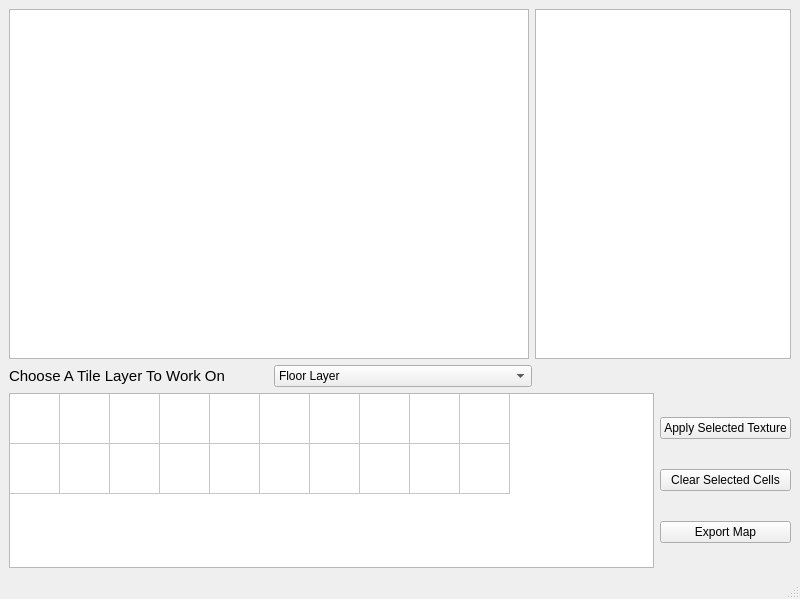
The window that Attempt 2/LevelDeveloper/mainwindow.ui (EoinAbbey-Maher/MainProject) describes before a commit, drawn with Qt 5.
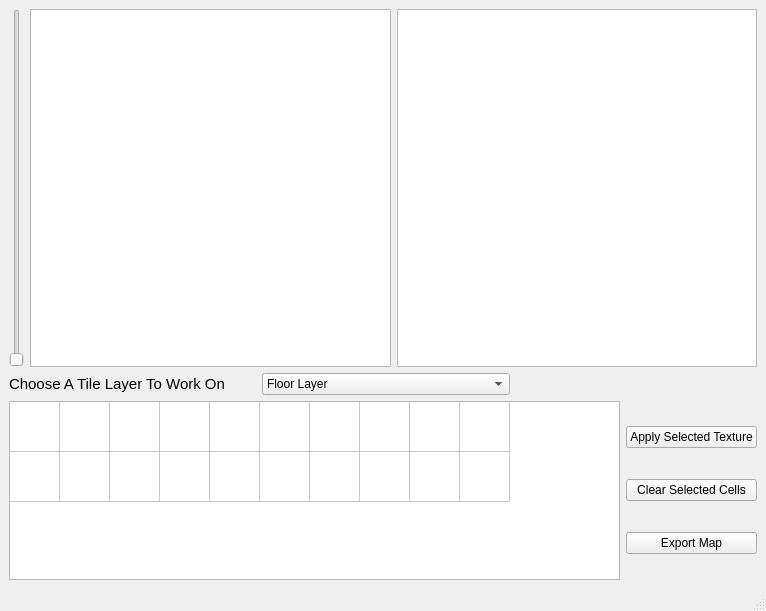
The same window after the commit.

The edit to the form file:
```diff
--- a/Attempt 2/LevelDeveloper/mainwindow.ui
+++ b/Attempt 2/LevelDeveloper/mainwindow.ui
@@ -9,8 +9,8 @@
    <rect>
     <x>0</x>
     <y>0</y>
-    <width>800</width>
-    <height>599</height>
+    <width>766</width>
+    <height>611</height>
    </rect>
   </property>
   <property name="windowTitle">
@@ -19,9 +19,13 @@
   <widget class="QWidget" name="centralwidget">
    <layout class="QVBoxLayout" name="verticalLayout_2" stretch="2,0,1">
     <item>
-     <layout class="QHBoxLayout" name="horizontalLayout_2" stretch="1,0">
+     <layout class="QHBoxLayout" name="horizontalLayout_2" stretch="0,0,0">
       <item>
-       <widget class="QGraphicsView" name="m_FullCameraView"/>
+       <widget class="QSlider" name="m_zoomSlider">
+        <property name="orientation">
+         <enum>Qt::Vertical</enum>
+        </property>
+       </widget>
       </item>
       <item>
        <widget class="QGraphicsView" name="graphicsView">
@@ -36,6 +40,9 @@
         </property>
        </widget>
       </item>
+      <item>
+       <widget class="QGraphicsView" name="m_FullCameraView"/>
+      </item>
      </layout>
     </item>
     <item>
```
Left out of the diff: 2 changed lines with no effect on the pictures.
